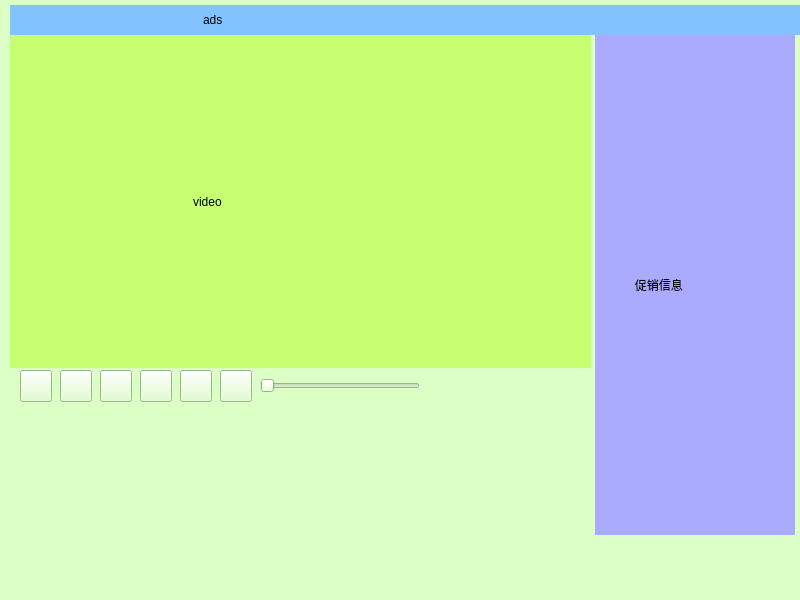
First picture: the form in IShop/widget.ui, repository ffrankwang/learnCpp, before the edit.
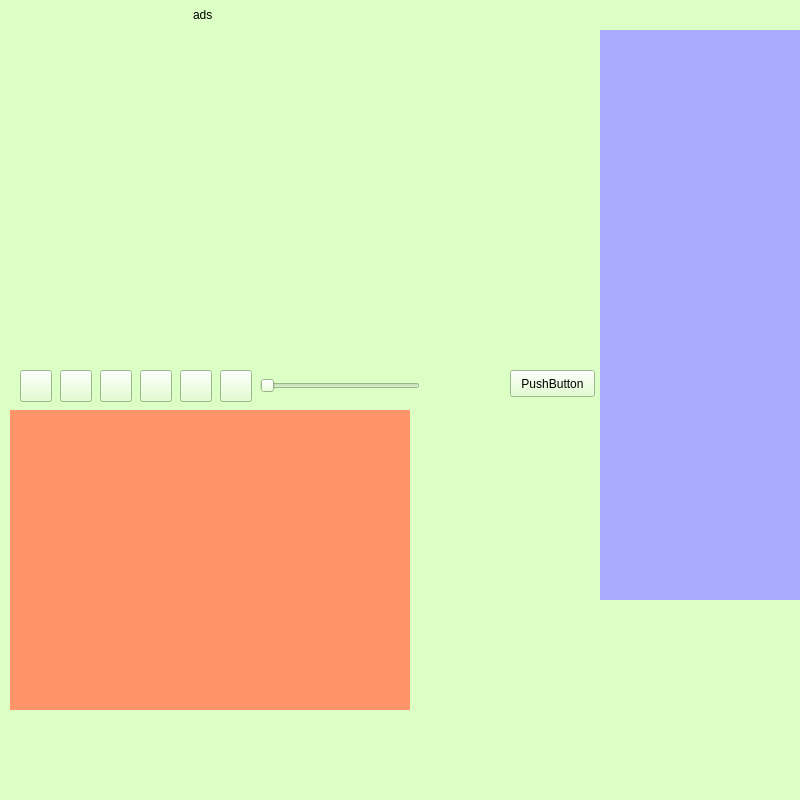
Second picture: the form after the edit. Icons and pictures are not drawn.

```diff
--- a/IShop/widget.ui
+++ b/IShop/widget.ui
@@ -7,7 +7,7 @@
     <x>0</x>
     <y>0</y>
     <width>800</width>
-    <height>600</height>
+    <height>800</height>
    </rect>
   </property>
   <property name="windowTitle">
@@ -19,14 +19,15 @@
   <widget class="QLabel" name="label">
    <property name="geometry">
     <rect>
-     <x>10</x>
-     <y>5</y>
+     <x>0</x>
+     <y>0</y>
      <width>800</width>
      <height>30</height>
     </rect>
    </property>
    <property name="styleSheet">
-    <string notr="true">background-color: rgb(130, 195, 255);</string>
+    <string notr="true">background-color: rgb(130, 195, 255);
+background-color: rgb(219, 255, 196);</string>
    </property>
    <property name="text">
     <string>                                                          ads</string>
@@ -35,33 +36,36 @@
   <widget class="QLabel" name="video_label">
    <property name="geometry">
     <rect>
-     <x>10</x>
-     <y>35</y>
-     <width>581</width>
-     <height>333</height>
+     <x>0</x>
+     <y>30</y>
+     <width>600</width>
+     <height>340</height>
     </rect>
    </property>
    <property name="styleSheet">
-    <string notr="true">background-color: rgb(198, 255, 112);</string>
+    <string notr="true"/>
    </property>
    <property name="text">
-    <string>                                                       video</string>
+    <string/>
+   </property>
+   <property name="pixmap">
+    <pixmap resource="resource.qrc">:/images/icon/In Time_3262251001518004.jpg</pixmap>
    </property>
   </widget>
   <widget class="QLabel" name="label_3">
    <property name="geometry">
     <rect>
-     <x>595</x>
-     <y>35</y>
+     <x>600</x>
+     <y>30</y>
      <width>200</width>
-     <height>500</height>
+     <height>570</height>
     </rect>
    </property>
    <property name="styleSheet">
     <string notr="true">background-color: rgb(170, 170, 255);</string>
    </property>
    <property name="text">
-    <string>            促销信息</string>
+    <string/>
    </property>
   </widget>
   <widget class="QPushButton" name="play">
@@ -241,6 +245,35 @@
     <enum>Qt::Horizontal</enum>
    </property>
   </widget>
+  <widget class="QPushButton" name="monitor">
+   <property name="geometry">
+    <rect>
+     <x>510</x>
+     <y>370</y>
+     <width>85</width>
+     <height>27</height>
+    </rect>
+   </property>
+   <property name="text">
+    <string>PushButton</string>
+   </property>
+  </widget>
+  <widget class="QLabel" name="monitorLabel">
+   <property name="geometry">
+    <rect>
+     <x>10</x>
+     <y>410</y>
+     <width>400</width>
+     <height>300</height>
+    </rect>
+   </property>
+   <property name="styleSheet">
+    <string notr="true">background-color: rgb(255, 148, 105);</string>
+   </property>
+   <property name="text">
+    <string/>
+   </property>
+  </widget>
  </widget>
  <layoutdefault spacing="6" margin="11"/>
  <resources>
```
Left out of the diff: 2 changed lines with no effect on the pictures.
